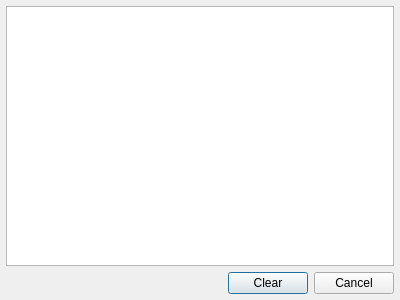
Old version of the form examples/GuiClient/xmlConsoleDialog.ui in the repository mtdcr/QXmpp.
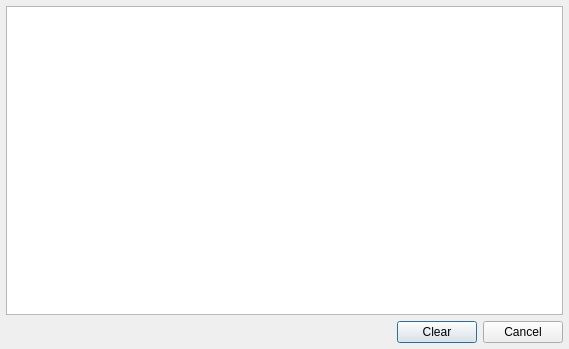
New version of the form.

```diff
--- a/examples/GuiClient/xmlConsoleDialog.ui
+++ b/examples/GuiClient/xmlConsoleDialog.ui
@@ -6,8 +6,8 @@
    <rect>
     <x>0</x>
     <y>0</y>
-    <width>400</width>
-    <height>300</height>
+    <width>569</width>
+    <height>349</height>
    </rect>
   </property>
   <property name="windowTitle">
```
